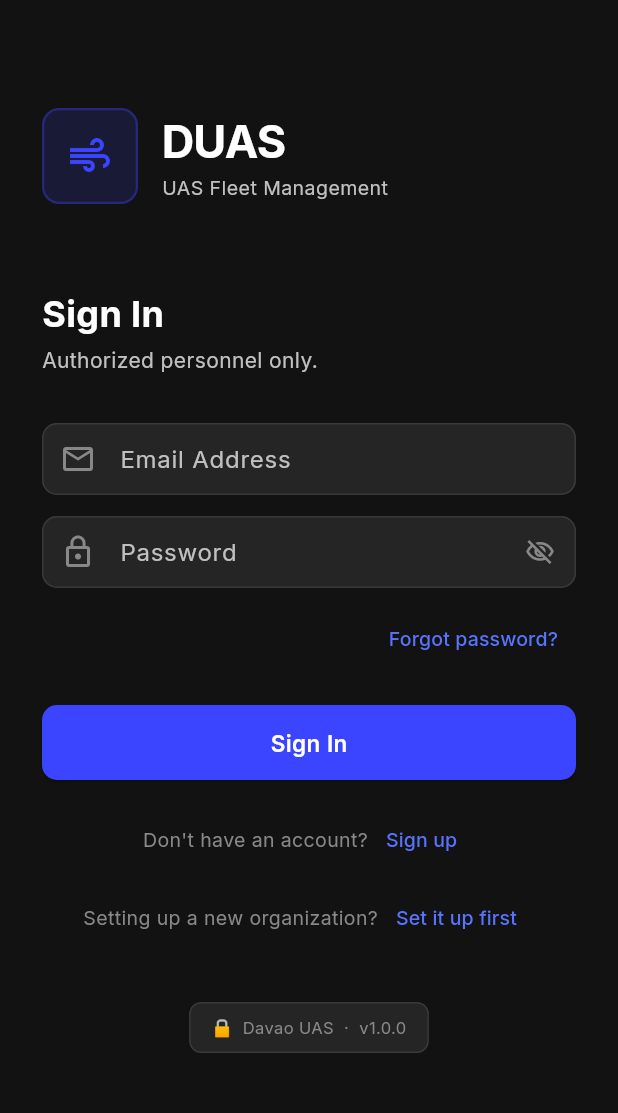
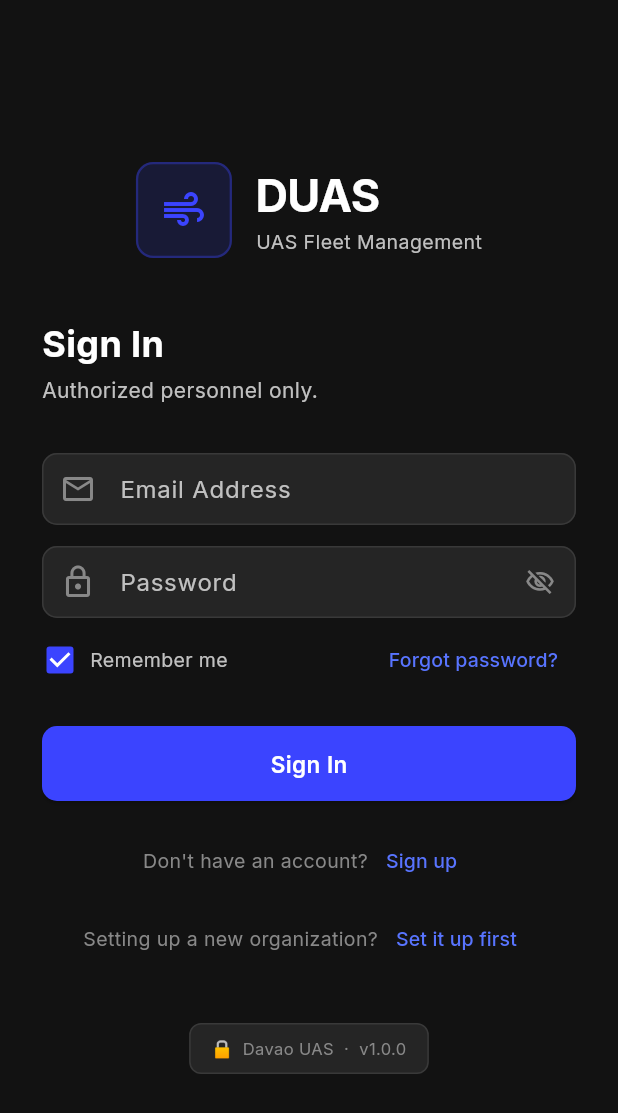
Before and after one commit to duasict/DUAS-FMS, a Flutter app: the screen it shows after launch, on a phone screen of 412 x 824 dp. Shown: the top 1113 px of the screen. Run offline on Flutter 3.47's test engine with Material 3 defaults, Android fonts, the phone set to English and light mode, and no system bars; our stand-ins replace connectivity_plus, flutter_local_notifications, flutter_map, flutter_secure_storage, geolocator, google_fonts and 11 more; missing offline and left inert: google_mlkit_face_detection, google_mlkit_text_recognition, shelf_router, tflite_flutter; accounts and stored records are empty.

```diff
--- a/lib/screens/login_screen.dart
+++ b/lib/screens/login_screen.dart
@@ -1,6 +1,7 @@
 import 'package:flutter/material.dart';
 import 'package:package_info_plus/package_info_plus.dart';
 import 'package:provider/provider.dart';
+import 'package:shared_preferences/shared_preferences.dart';
 import 'package:supabase_flutter/supabase_flutter.dart';
 import '../database/database_helper.dart';
 import '../models/user_profile.dart';
@@ -25,6 +26,7 @@ class _LoginScreenState extends State<LoginScreen> {
   final _passwordCtrl = TextEditingController();
   bool _obscurePassword = true;
   bool _isLoading = false;
+  bool _rememberMe = true;
   String? _errorMessage;
   String _appVersion = '';
 
@@ -33,6 +35,8 @@ class _LoginScreenState extends State<LoginScreen> {
     super.initState();
     PackageInfo.fromPlatform()
         .then((i) { if (mounted) setState(() => _appVersion = i.version); });
+    SharedPreferences.getInstance()
+        .then((p) { if (mounted) setState(() => _rememberMe = p.getBool('remember_me') ?? true); });
   }
 
   @override
@@ -58,6 +62,9 @@ class _LoginScreenState extends State<LoginScreen> {
 
     try {
       await SupabaseService.signIn(email, password);
+
+      final prefs = await SharedPreferences.getInstance();
+      await prefs.setBool('remember_me', _rememberMe);
 
       // Sync remote profile into local DB before navigating so the rest of the
       // app immediately sees the correct name/role/org from Supabase.
@@ -213,14 +220,22 @@ class _LoginScreenState extends State<LoginScreen> {
     return Scaffold(
       body: SafeArea(
         child: SingleChildScrollView(
-          padding: const EdgeInsets.symmetric(horizontal: 28, vertical: 32),
+          child: ConstrainedBox(
+            constraints: BoxConstraints(
+              minHeight: MediaQuery.of(context).size.height,
+            ),
+            child: Padding(
+              padding: const EdgeInsets.symmetric(horizontal: 28),
               child: Column(
+                mainAxisAlignment: MainAxisAlignment.center,
                 crossAxisAlignment: CrossAxisAlignment.start,
                 children: [
-              const SizedBox(height: 40),
 
               // App logo & branding
-              Row(children: [
+              Center(
+                child: Row(
+                  mainAxisSize: MainAxisSize.min,
+                  children: [
                     const OrgLogo(size: 64, circular: false),
                     const SizedBox(width: 16),
                     Column(
@@ -245,9 +260,11 @@ class _LoginScreenState extends State<LoginScreen> {
                         ),
                       ],
                     ),
-              ]),
+                  ],
+                ),
+              ),
 
-              const SizedBox(height: 56),
+              const SizedBox(height: 40),
               Text(
                 'Sign In',
                 style: TextStyle(
@@ -304,16 +321,37 @@ class _LoginScreenState extends State<LoginScreen> {
                 ),
               ),
 
-              const SizedBox(height: 10),
-              Align(
-                alignment: Alignment.centerRight,
-                child: TextButton(
+              const SizedBox(height: 4),
+              Row(
+                children: [
+                  SizedBox(
+                    width: 24,
+                    height: 24,
+                    child: Checkbox(
+                      value: _rememberMe,
+                      onChanged: (v) => setState(() => _rememberMe = v ?? true),
+                      activeColor: AppColors.primary,
+                      materialTapTargetSize: MaterialTapTargetSize.shrinkWrap,
+                    ),
+                  ),
+                  const SizedBox(width: 8),
+                  GestureDetector(
+                    onTap: () => setState(() => _rememberMe = !_rememberMe),
+                    child: Text(
+                      'Remember me',
+                      style: TextStyle(
+                          color: context.colors.textSecondary, fontSize: 13),
+                    ),
+                  ),
+                  const Spacer(),
+                  TextButton(
                     onPressed: _isLoading ? null : _forgotPassword,
                     child: const Text(
                       'Forgot password?',
                       style: TextStyle(color: AppColors.primaryLight, fontSize: 13),
                     ),
                   ),
+                ],
               ),
 
               // Error message
@@ -437,6 +475,8 @@ class _LoginScreenState extends State<LoginScreen> {
           ),
         ),
       ),
+    ),
+  ),
 );
   }
 }
--- a/lib/screens/onboarding/org_setup_screen.dart
+++ b/lib/screens/onboarding/org_setup_screen.dart
@@ -119,6 +119,10 @@ class _OrgSetupScreenState extends State<OrgSetupScreen> {
       body: SafeArea(
         child: SingleChildScrollView(
           padding: const EdgeInsets.fromLTRB(28, 32, 28, 48),
+          child: ConstrainedBox(
+            constraints: BoxConstraints(
+              minHeight: MediaQuery.of(context).size.height,
+            ),
             child: Form(
               key: _formKey,
               child: Column(
@@ -312,6 +316,7 @@ class _OrgSetupScreenState extends State<OrgSetupScreen> {
           ),
         ),
       ),
+    ),
   );
   }
 
```
Also changed, not shown: lib/screens/incidents/incident_report_screen.dart (+23 -3 lines), lib/screens/maintenance/maintenance_log_screen.dart (+22 -3 lines), lib/screens/onboarding/sign_up_screen.dart (+15 -5 lines), lib/services/sync_service.dart (+105 -14 lines). Lines whose indentation alone changed are shown as unchanged.
